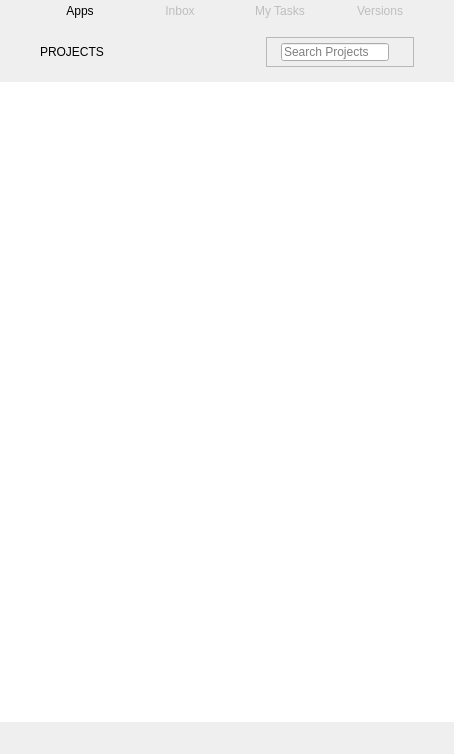
The window that resources/desktop_window.ui (shotgunsoftware/tk-desktop) describes before a commit, drawn with Qt 5.
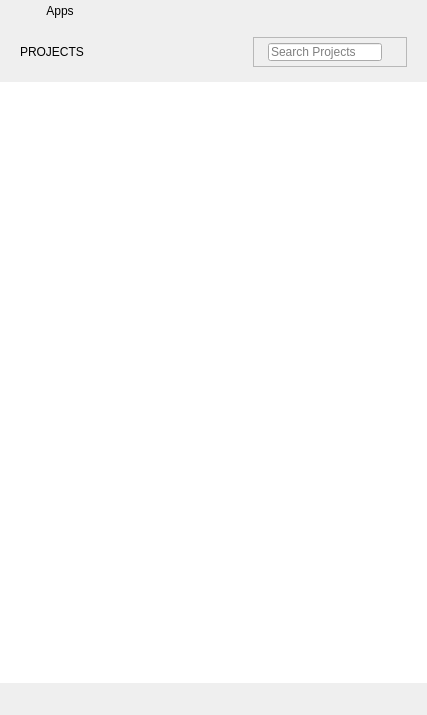
The same window after the commit. Icons and pictures are not drawn. Custom widgets are drawn as their Qt base class.

What changed in the file:
```diff
--- a/resources/desktop_window.ui
+++ b/resources/desktop_window.ui
@@ -6,16 +6,10 @@
    <rect>
     <x>0</x>
     <y>0</y>
-    <width>454</width>
-    <height>754</height>
+    <width>427</width>
+    <height>715</height>
    </rect>
   </property>
-  <property name="sizePolicy">
-   <sizepolicy hsizetype="Preferred" vsizetype="Preferred">
-    <horstretch>0</horstretch>
-    <verstretch>0</verstretch>
-   </sizepolicy>
-  </property>
   <property name="mouseTracking">
    <bool>true</bool>
   </property>
@@ -57,18 +51,18 @@
       <property name="frameShadow">
        <enum>QFrame::Raised</enum>
       </property>
-      <layout class="QHBoxLayout" name="horizontalLayout_2" stretch="0,0,0,0,0">
+      <layout class="QHBoxLayout" name="horizontalLayout_2" stretch="0,0">
        <property name="spacing">
         <number>20</number>
        </property>
        <property name="leftMargin">
-        <number>40</number>
+        <number>20</number>
        </property>
        <property name="topMargin">
         <number>0</number>
        </property>
        <property name="rightMargin">
-        <number>0</number>
+        <number>20</number>
        </property>
        <property name="bottomMargin">
         <number>0</number>
@@ -101,99 +95,6 @@
          </property>
         </widget>
        </item>
-       <item>
-        <widget class="QPushButton" name="inbox_button">
-         <property name="enabled">
-          <bool>false</bool>
-         </property>
-         <property name="sizePolicy">
-          <sizepolicy hsizetype="Minimum" vsizetype="Fixed">
-           <horstretch>0</horstretch>
-           <verstretch>0</verstretch>
-          </sizepolicy>
-         </property>
-         <property name="minimumSize">
-          <size>
-           <width>0</width>
-           <height>0</height>
-          </size>
-         </property>
-         <property name="mouseTracking">
-          <bool>true</bool>
-         </property>
-         <property name="focusPolicy">
-          <enum>Qt::NoFocus</enum>
-         </property>
-         <property name="text">
-          <string>Inbox</string>
-         </property>
-         <property name="flat">
-          <bool>true</bool>
-         </property>
-        </widget>
-       </item>
-       <item>
-        <widget class="QPushButton" name="my_tasks_button">
-         <property name="enabled">
-          <bool>false</bool>
-         </property>
-         <property name="sizePolicy">
-          <sizepolicy hsizetype="Minimum" vsizetype="Fixed">
-           <horstretch>0</horstretch>
-           <verstretch>0</verstretch>
-          </sizepolicy>
-         </property>
-         <property name="minimumSize">
-          <size>
-           <width>0</width>
-           <height>0</height>
-          </size>
-         </property>
-         <property name="mouseTracking">
-          <bool>true</bool>
-         </property>
-         <property name="focusPolicy">
-          <enum>Qt::NoFocus</enum>
-         </property>
-         <property name="text">
-          <string>My Tasks</string>
-         </property>
-         <property name="flat">
-          <bool>true</bool>
-         </property>
-        </widget>
-       </item>
-       <item>
-        <widget class="QPushButton" name="versions_button">
-         <property name="enabled">
-          <bool>false</bool>
-         </property>
-         <property name="sizePolicy">
-          <sizepolicy hsizetype="Minimum" vsizetype="Fixed">
-           <horstretch>0</horstretch>
-           <verstretch>0</verstretch>
-          </sizepolicy>
-         </property>
-         <property name="minimumSize">
-          <size>
-           <width>0</width>
-           <height>0</height>
-          </size>
-         </property>
-         <property name="mouseTracking">
-          <bool>true</bool>
-         </property>
-         <property name="focusPolicy">
-          <enum>Qt::NoFocus</enum>
-         </property>
-         <property name="text">
-          <string>Versions</string>
-         </property>
-         <property name="flat">
-          <bool>true</bool>
-         </property>
-        </widget>
-       </item>
        <item>
         <spacer name="header_spacer_5">
          <property name="orientation">
@@ -254,13 +155,13 @@
             <number>15</number>
            </property>
            <property name="leftMargin">
-            <number>40</number>
+            <number>20</number>
            </property>
            <property name="topMargin">
             <number>15</number>
            </property>
            <property name="rightMargin">
-            <number>40</number>
+            <number>20</number>
            </property>
            <property name="bottomMargin">
             <number>15</number>
@@ -445,7 +346,7 @@
            <enum>QListView::SinglePass</enum>
           </property>
           <property name="spacing">
-           <number>40</number>
+           <number>5</number>
           </property>
           <property name="viewMode">
            <enum>QListView::IconMode</enum>
@@ -829,7 +730,7 @@
         <number>0</number>
        </property>
        <property name="leftMargin">
-        <number>35</number>
+        <number>10</number>
        </property>
        <property name="topMargin">
         <number>5</number>
```
